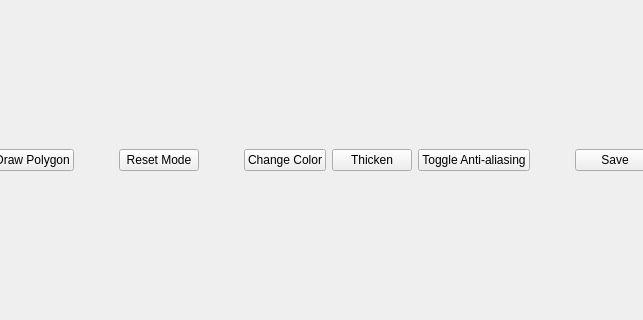
Above: mainwindow.ui from matined/qt-paint before the change; both pictures show x 199 to 842 and y 129 to 449 of the 1044 by 600 pixel window. Below: the same form after it.
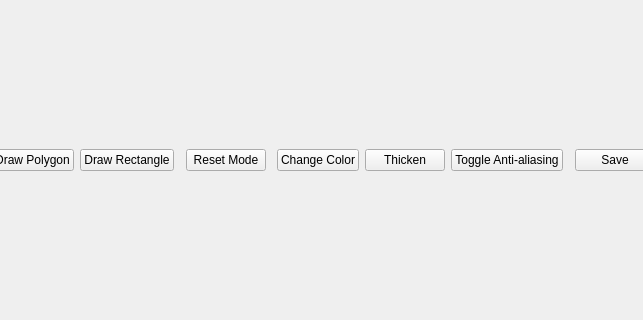
That is the form after the change.

Commit message: feat: implement rectangle drawing and manipulation functionality

Diff of the .ui file:
```diff
--- a/mainwindow.ui
+++ b/mainwindow.ui
@@ -39,6 +39,13 @@
          </property>
         </widget>
        </item>
+       <item>
+        <widget class="QPushButton" name="btnDrawRectangle">
+         <property name="text">
+          <string>Draw Rectangle</string>
+         </property>
+        </widget>
+       </item>
        <item>
         <spacer name="horizontalSpacer">
          <property name="orientation">
```
The commit also changes 9 other files.
